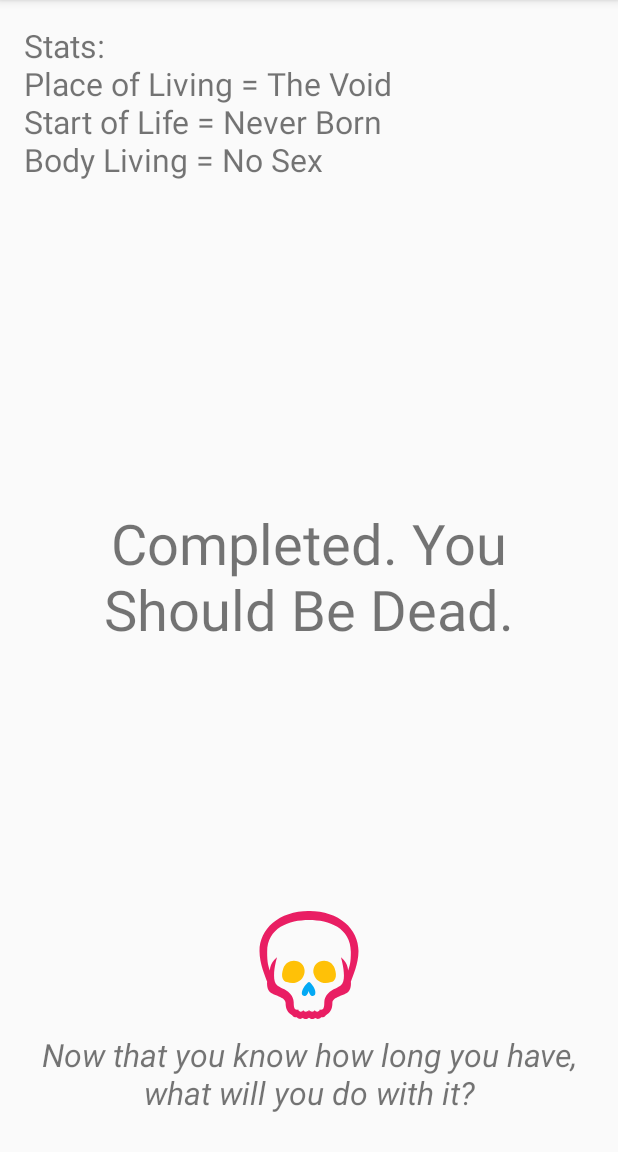
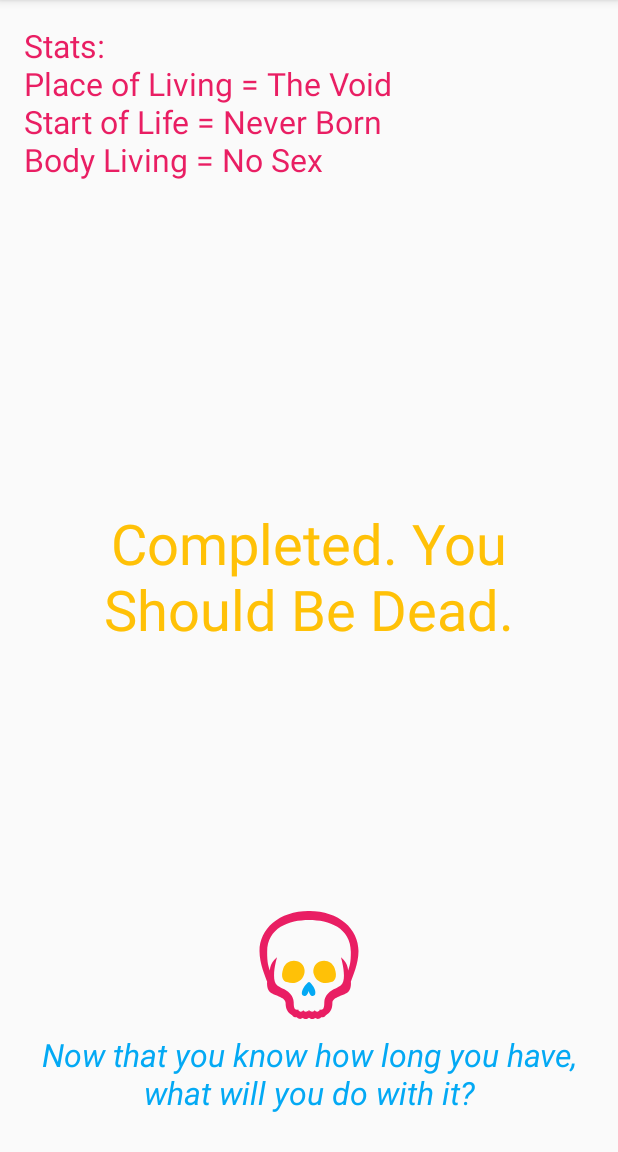
Before and after one commit to ajr-zimmer/time-to-die, an Android app: the DisplayUserInfoActivity screen opened directly, with no data from a screen before it, on a phone screen of 412 x 824 dp, the part 84-1236 px from its top. Run offline under Robolectric (Android 15) with nearby library versions, the phone set to English and light mode, and no system bars; 1 statement that could not run was skipped.

Commit message:
Fixed bug with age calculation, finished activites so that user cannot go back

```diff
--- a/app/src/main/java/com/ttd/cain/timetodie/activities/CaptureUserInfoActivity.java
+++ b/app/src/main/java/com/ttd/cain/timetodie/activities/CaptureUserInfoActivity.java
@@ -359,6 +359,7 @@ public class CaptureUserInfoActivity extends AppCompatActivity {
                             // Start activity to display captured info
                             Intent intent = new Intent(getActivity(), DisplayUserInfoActivity.class);
                             startActivity(intent);
+                            getActivity().finish(); // keep user in the countdown activity
                         }
                     }
                 });
@@ -419,7 +420,6 @@ public class CaptureUserInfoActivity extends AppCompatActivity {
                 c.set(Integer.parseInt(dates[0]), Integer.parseInt(dates[1]), Integer.parseInt(dates[2]));
             }
             int year = c.get(Calendar.YEAR);
-            c.add(Calendar.MONTH, -1); // user needs to be at least a month old
             int month = c.get(Calendar.MONTH);
             int day = c.get(Calendar.DAY_OF_MONTH);
             // The theme below is there to force the picker to be a spinner
--- a/app/src/main/java/com/ttd/cain/timetodie/activities/DisplayUserInfoActivity.java
+++ b/app/src/main/java/com/ttd/cain/timetodie/activities/DisplayUserInfoActivity.java
@@ -65,7 +65,8 @@ public class DisplayUserInfoActivity extends AppCompatActivity {
 
         Calendar dob = Calendar.getInstance();
         String[] dates = dobString.split("-");
-        dob.set(Integer.parseInt(dates[0]), Integer.parseInt(dates[1]), Integer.parseInt(dates[2]));
+        // add -1 to month because they are zero-indexed
+        dob.set(Integer.parseInt(dates[0]), Integer.parseInt(dates[1])-1, Integer.parseInt(dates[2]));
         Calendar now = Calendar.getInstance();
         SimpleDateFormat sdf = new SimpleDateFormat("yyyy-MM-dd");
         today = sdf.format(now.getTime());
--- a/app/src/main/java/com/ttd/cain/timetodie/activities/MainActivity.java
+++ b/app/src/main/java/com/ttd/cain/timetodie/activities/MainActivity.java
@@ -109,6 +109,7 @@ public class MainActivity extends AppCompatActivity {
             // Start the tabbed CaptureUserInfoActivity that captures user input
             // Starting activity here so that the spinner is populated in time
             startActivity(initialUserInfoCapture);
+            finish(); // finish this initial screen
         }
 
     }
--- a/app/src/main/res/layout/activity_display_user_info.xml
+++ b/app/src/main/res/layout/activity_display_user_info.xml
@@ -17,6 +17,7 @@
         android:layout_height="wrap_content"
         android:gravity="left"
         android:textSize="21dp"
+        android:textColor="@color/colorPrimary"
         android:text="Stats"/>
 
     <TextView
@@ -26,6 +27,7 @@
         android:gravity="center"
         android:textSize="37dp"
         android:text="Countdown"
+        android:textColor="@color/colorAccent"
         android:layout_centerVertical="true"
         android:layout_centerHorizontal="true" />
 
@@ -42,6 +44,7 @@
         android:text="@string/what_say_you"
         android:gravity="center"
         android:textSize="21dp"
+        android:textColor="@color/colorPrimaryDark"
         android:textStyle="italic"
         android:layout_width="wrap_content"
         android:layout_height="wrap_content"
```
